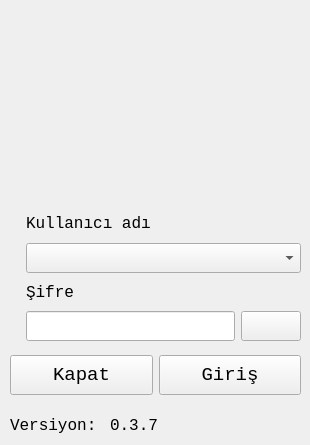
mamoo81/bhss, file loginform.ui: the form before one commit.
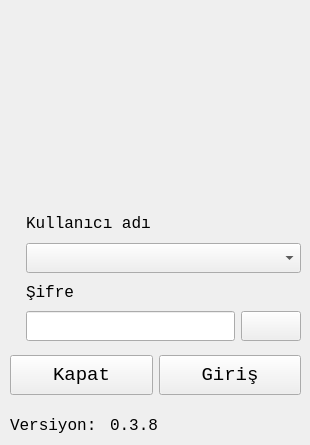
The form after the commit. Icons and pictures are not drawn.

Patch:
```diff
--- a/loginform.ui
+++ b/loginform.ui
@@ -141,7 +141,7 @@
      </rect>
     </property>
     <property name="text">
-     <string>0.3.7</string>
+     <string>0.3.8</string>
     </property>
    </widget>
    <widget class="QLabel" name="label_4">
```
